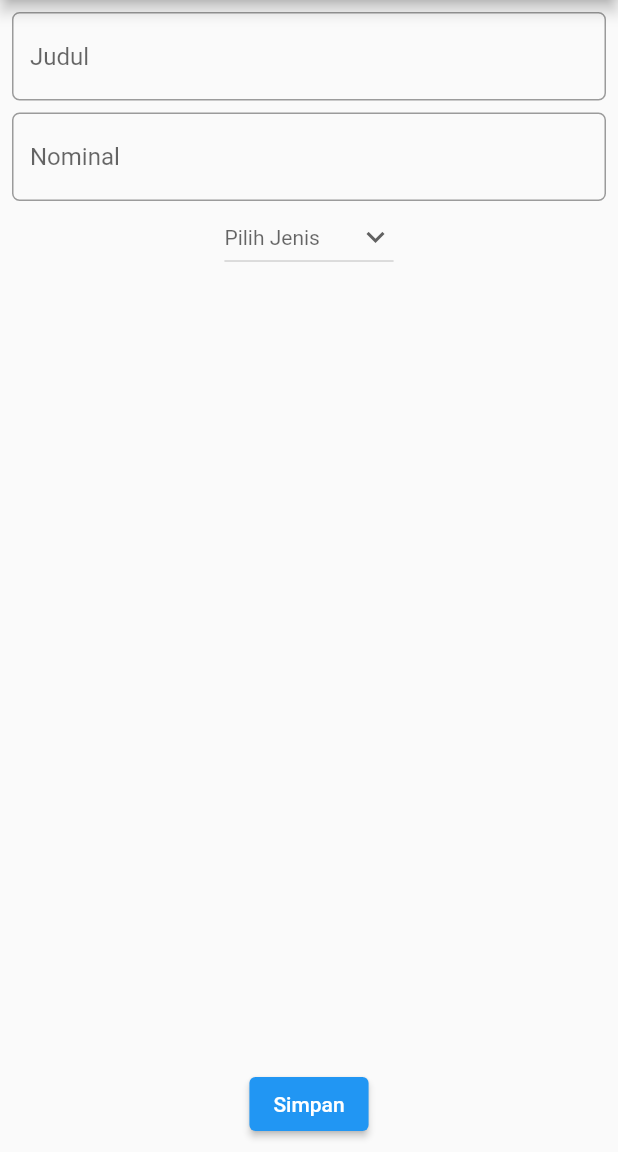
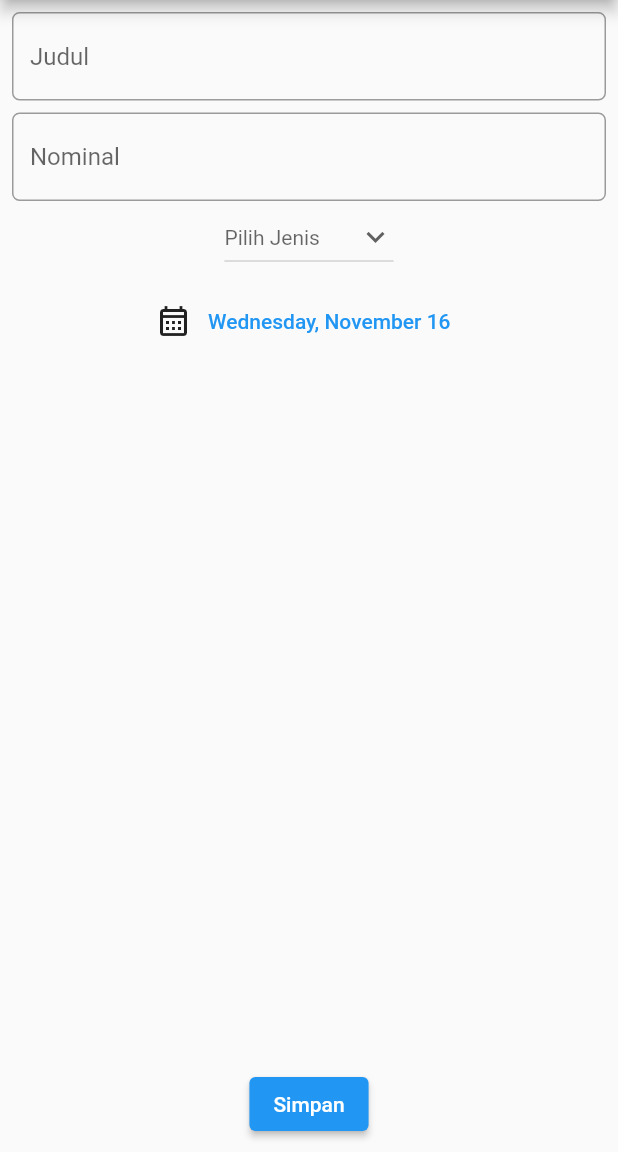
Before and after one commit to dreins/pbp-flutter-lab, a Flutter app: the screen it shows after launch, in the side drawer, after a tap on "Tambah Budget", on a phone screen of 412 x 824 dp, the part 84-1236 px from its top. Run offline on Flutter 3.47's test engine with Material 2 defaults, Android fonts, the phone set to English and light mode, and no system bars.

Commit message:
Tugas 8 with Bonus

```diff
--- a/lib/pages/add_budget.dart
+++ b/lib/pages/add_budget.dart
@@ -1,5 +1,6 @@
 import 'package:counter_7/appdrawer.dart';
 import 'package:counter_7/pages/counter_7.dart';
+import 'package:intl/intl.dart';
 import '../main.dart';
 import 'package:flutter/material.dart';
 
@@ -19,6 +20,7 @@ class _AddBudgetState extends State<AddBudget> {
   int _nominal = 0;
   String? jenisBudget;
   List<String> listJenisBudget = ['Pemasukan', 'Pengeluaran'];
+  DateTime _dateTime = DateTime.now();
 
   @override
   Widget build(BuildContext context) {
@@ -114,6 +116,27 @@ class _AddBudgetState extends State<AddBudget> {
                       jenisBudget = newValue!;
                     });
                   }),
+              Padding(
+                padding: const EdgeInsets.all(8.0),
+                child: Row(
+                  mainAxisAlignment: MainAxisAlignment.center,
+                  children: [
+                    const Icon(Icons.calendar_month_outlined),
+                    const SizedBox(width: 3.0),
+                    TextButton(
+                      onPressed: (() {
+                        showDatePicker(
+                          context: context,
+                          initialDate: DateTime.now(),
+                          firstDate: DateTime(2022),
+                          lastDate: DateTime(2030),
+                        );
+                      }),
+                      child: Text(DateFormat.MMMMEEEEd().format(_dateTime)),
+                    ),
+                  ],
+                ),
+              ),
               Expanded(child: Container()),
               ElevatedButton(
                   onPressed: () {
@@ -122,7 +145,7 @@ class _AddBudgetState extends State<AddBudget> {
                       BudgetDetails budget = BudgetDetails(
                         judul: _judulBudget,
                         nominal: _nominal,
-                        tanggalTransaksi: DateTime.now(),
+                        tanggalTransaksi: _dateTime,
                         jenisBudget: jenisBudget!,
                       );
                       widget.detailBudget.add(budget);
--- a/pubspec.yaml
+++ b/pubspec.yaml
@@ -34,6 +34,7 @@ dependencies:
   # The following adds the Cupertino Icons font to your application.
   # Use with the CupertinoIcons class for iOS style icons.
   cupertino_icons: ^1.0.2
+  intl: ^0.17.0
 
 dev_dependencies:
   flutter_test:
```
Also changed, not shown: lib/pages/show_budget.dart (+13 -3 lines), pubspec.lock.
